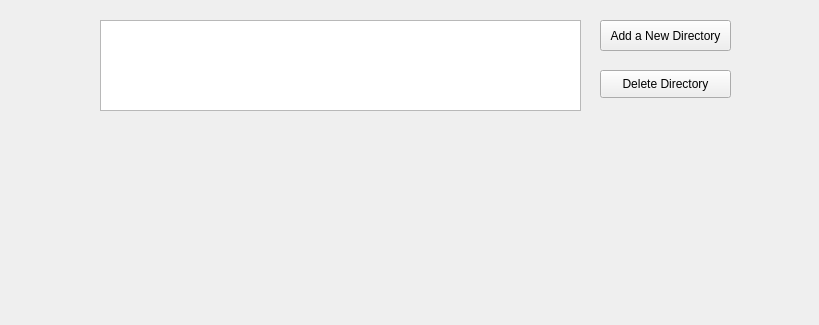
mohake-keshavarzi/AP-Final-Project, file mainForm.ui: the form before one commit; both pictures show x 0 to 819 and y 0 to 325 of the 819 by 626 pixel window.
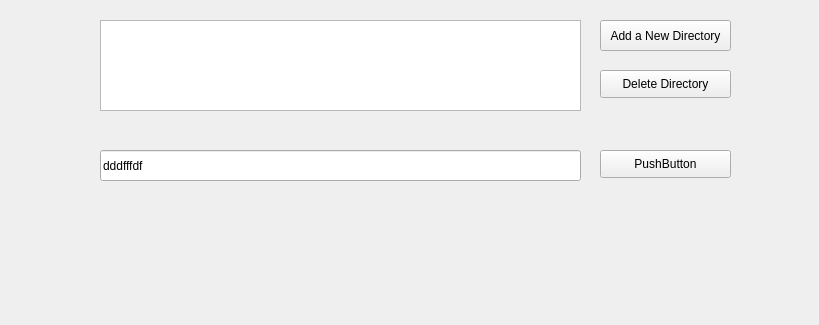
The form after the commit.

Commit message: output directory completed

The edit to the form file:
```diff
--- a/mainForm.ui
+++ b/mainForm.ui
@@ -80,6 +80,32 @@
      <string>Delete Directory</string>
     </property>
    </widget>
+   <widget class="QLineEdit" name="outDir_le">
+    <property name="geometry">
+     <rect>
+      <x>100</x>
+      <y>150</y>
+      <width>481</width>
+      <height>31</height>
+     </rect>
+    </property>
+    <property name="text">
+     <string>dddfffdf</string>
+    </property>
+   </widget>
+   <widget class="QPushButton" name="outDir_pb">
+    <property name="geometry">
+     <rect>
+      <x>600</x>
+      <y>150</y>
+      <width>131</width>
+      <height>28</height>
+     </rect>
+    </property>
+    <property name="text">
+     <string>PushButton</string>
+    </property>
+   </widget>
   </widget>
   <widget class="QMenuBar" name="menubar">
    <property name="geometry">
```
Left out of the diff: 3 changed lines with no effect on the pictures. The commit also changes 1 other file.
